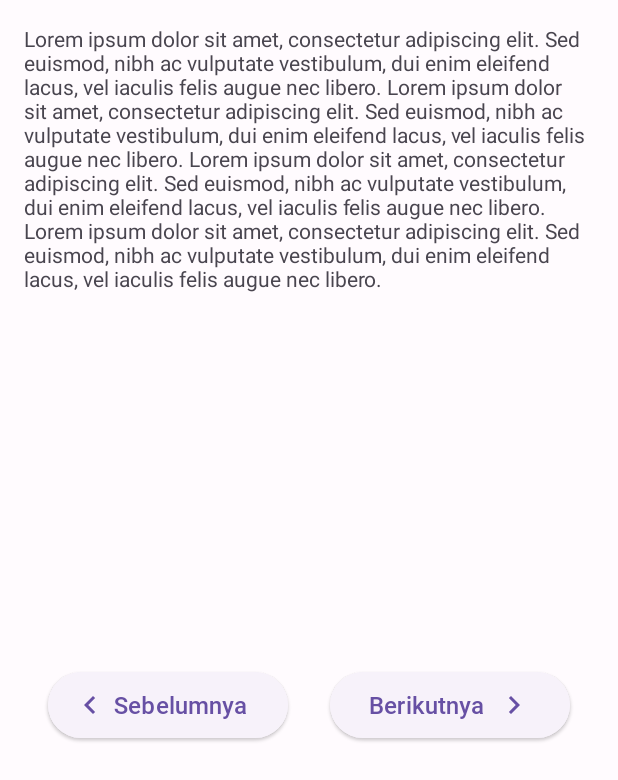
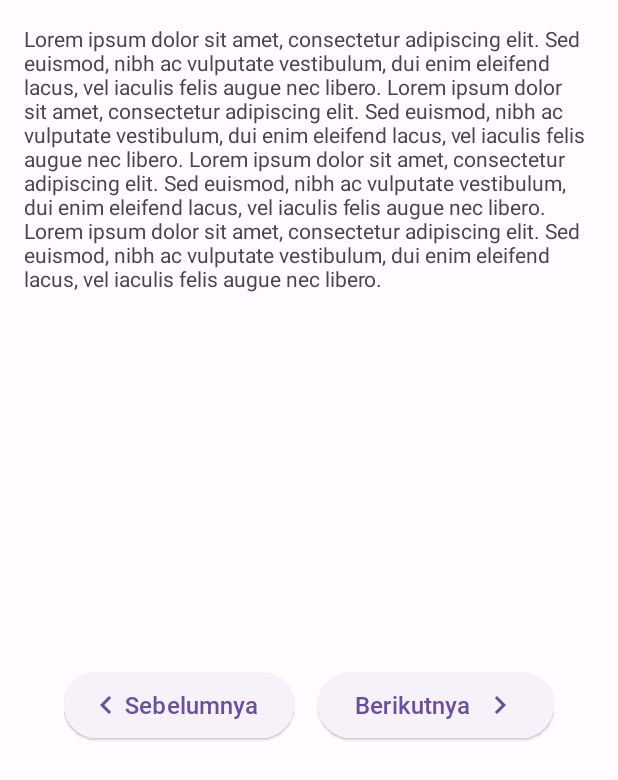
Before and after one commit to Patuli-Pahlawan-Tuli/Patuli-Android, an Android app: the layout activity_detail_lesson.xml on its own in the app's theme, with its tools: preview values and no code run, on a phone screen of 412 x 824 dp, the part 456-1236 px from its top. Run offline under Robolectric (Android 15) with nearby library versions, the phone set to English and light mode, and no system bars.

Commit message:
add change model type, tidying lesson menu

```diff
--- a/app/src/main/AndroidManifest.xml
+++ b/app/src/main/AndroidManifest.xml
@@ -24,7 +24,7 @@
         android:theme="@style/Theme.MyApplication"
         tools:targetApi="31">
         <activity
-            android:name=".DetailLessonActivity"
+            android:name=".ui.fragments.lesson.DetailLessonActivity"
             android:exported="false" />
         <activity
             android:name=".ui.fragments.lesson.LessonListActivity"
--- a/app/src/main/java/com/puxxbu/PatuliApp/ui/fragments/lesson/DetailLessonActivity.kt
+++ b/app/src/main/java/com/puxxbu/PatuliApp/ui/fragments/lesson/DetailLessonActivity.kt
@@ -10,6 +10,7 @@ class DetailLessonActivity : AppCompatActivity() {
     override fun onCreate(savedInstanceState: Bundle?) {
         super.onCreate(savedInstanceState)
         binding = ActivityDetailLessonBinding.inflate(layoutInflater)
+        supportActionBar?.hide()
         setContentView(binding.root)
     }
 }
--- a/app/src/main/java/com/puxxbu/PatuliApp/ui/fragments/lesson/LessonListActivity.kt
+++ b/app/src/main/java/com/puxxbu/PatuliApp/ui/fragments/lesson/LessonListActivity.kt
@@ -6,17 +6,18 @@ import androidx.recyclerview.widget.GridLayoutManager
 import androidx.recyclerview.widget.RecyclerView
 import com.puxxbu.PatuliApp.data.model.detailLessonItem
 import com.puxxbu.PatuliApp.databinding.ActivityDetailLessonBinding
+import com.puxxbu.PatuliApp.databinding.ActivityLessonListBinding
 import com.puxxbu.PatuliApp.ui.fragments.lesson.adapter.LessonListAdapter
 
 class LessonListActivity : AppCompatActivity() {
 
     private val TAG = "DetailLessonActivity"
-    private lateinit var binding: ActivityDetailLessonBinding
+    private lateinit var binding: ActivityLessonListBinding
 
 
     override fun onCreate(savedInstanceState: Bundle?) {
         super.onCreate(savedInstanceState)
-        binding = ActivityDetailLessonBinding.inflate(layoutInflater)
+        binding = ActivityLessonListBinding.inflate(layoutInflater)
 
         setupView()
         setupAction()
--- a/app/src/main/res/layout/activity_detail_lesson.xml
+++ b/app/src/main/res/layout/activity_detail_lesson.xml
@@ -46,46 +46,55 @@
         app:layout_constraintStart_toStartOf="parent"
         app:layout_constraintTop_toBottomOf="@+id/iv_lesson_photo" />
 
+    <androidx.constraintlayout.widget.ConstraintLayout
+        android:layout_width="wrap_content"
+        android:layout_height="wrap_content"
+        app:layout_constraintBottom_toBottomOf="parent"
+        app:layout_constraintEnd_toEndOf="parent"
+        app:layout_constraintStart_toStartOf="parent">
+
         <Button
             android:id="@+id/btn_previous"
             style="@style/Widget.Material3.Button.ElevatedButton.Icon"
-        android:layout_width="160dp"
+            android:layout_width="wrap_content"
             android:layout_height="52dp"
-        android:layout_marginStart="32dp"
             android:layout_marginBottom="24dp"
             android:backgroundTint="#F7F2FA"
             android:fontFamily="@font/roboto_medium"
 
+            android:text="Sebelumnya"
+            android:textColor="@color/md_theme_light_primary"
+            android:textSize="16sp"
+
             app:icon="@drawable/ic_baseline_navigate_before_24"
             app:iconPadding="0dp"
             app:iconSize="24dp"
-
-        android:text="Sebelumnya"
-        android:textColor="@color/md_theme_light_primary"
-        android:textSize="16sp"
             app:layout_constraintBottom_toBottomOf="parent"
             app:layout_constraintStart_toStartOf="parent" />
 
         <Button
             android:id="@+id/btn_next"
             style="@style/Widget.Material3.Button.ElevatedButton"
-        android:layout_width="160dp"
+            android:layout_width="wrap_content"
             android:layout_height="52dp"
-        android:layout_marginEnd="32dp"
+            android:layout_marginStart="16dp"
             android:layout_marginBottom="24dp"
+
             android:backgroundTint="#F7F2FA"
 
-        app:icon="@drawable/ic_baseline_navigate_next_24"
-
-        app:iconSize="24dp"
+            android:fontFamily="@font/roboto_medium"
 
 
-        app:iconGravity="textEnd"
-        android:fontFamily="@font/roboto_medium"
             android:text="Berikutnya"
             android:textColor="@color/md_theme_light_primary"
             android:textSize="16sp"
+            app:icon="@drawable/ic_baseline_navigate_next_24"
+            app:iconGravity="textEnd"
+            app:iconSize="24dp"
             app:layout_constraintBottom_toBottomOf="parent"
-        app:layout_constraintEnd_toEndOf="parent" />
+            app:layout_constraintStart_toEndOf="@+id/btn_previous" />
 
     </androidx.constraintlayout.widget.ConstraintLayout>
+
+
+</androidx.constraintlayout.widget.ConstraintLayout>
--- a/app/src/main/res/layout/item_detail_lesson.xml
+++ b/app/src/main/res/layout/item_detail_lesson.xml
@@ -5,7 +5,7 @@
     style="?attr/materialCardViewElevatedStyle"
     android:id="@+id/card"
     app:cardBackgroundColor="#F7F2FA"
-    android:layout_width="160dp"
+    android:layout_width="140dp"
     android:layout_height="wrap_content"
     android:layout_margin="8dp">
 
--- a/app/src/main/res/layout/item_lesson.xml
+++ b/app/src/main/res/layout/item_lesson.xml
@@ -65,9 +65,11 @@
             </LinearLayout>
 
             <LinearLayout
-                android:layout_width="320dp"
+                android:layout_width="match_parent"
                 android:layout_height="wrap_content"
                 android:layout_gravity="center"
+                android:paddingRight="16dp"
+                android:paddingLeft="16dp"
                 android:layout_margin="8dp"
 
                 android:orientation="horizontal">
```
Also changed, not shown: app/src/main/java/com/puxxbu/PatuliApp/ui/fragments/camera/CameraFragment.kt (+61 -18 lines), app/src/main/java/com/puxxbu/PatuliApp/ui/fragments/lesson/adapter/LessonListAdapter.kt (+5 -3 lines), app/src/main/java/com/puxxbu/PatuliApp/utils/ObjectDetectorHelper.kt (+10 -6 lines), app/src/main/res/layout/fragment_camera.xml (+34 -2 lines), app/src/main/res/menu/popup_menu.xml (added, +14 -0 lines), app/src/main/res/values/strings.xml (+8 -0 lines), app/src/main/res/values/styles.xml (added, +7 -0 lines). Lines whose indentation alone changed are shown as unchanged.
